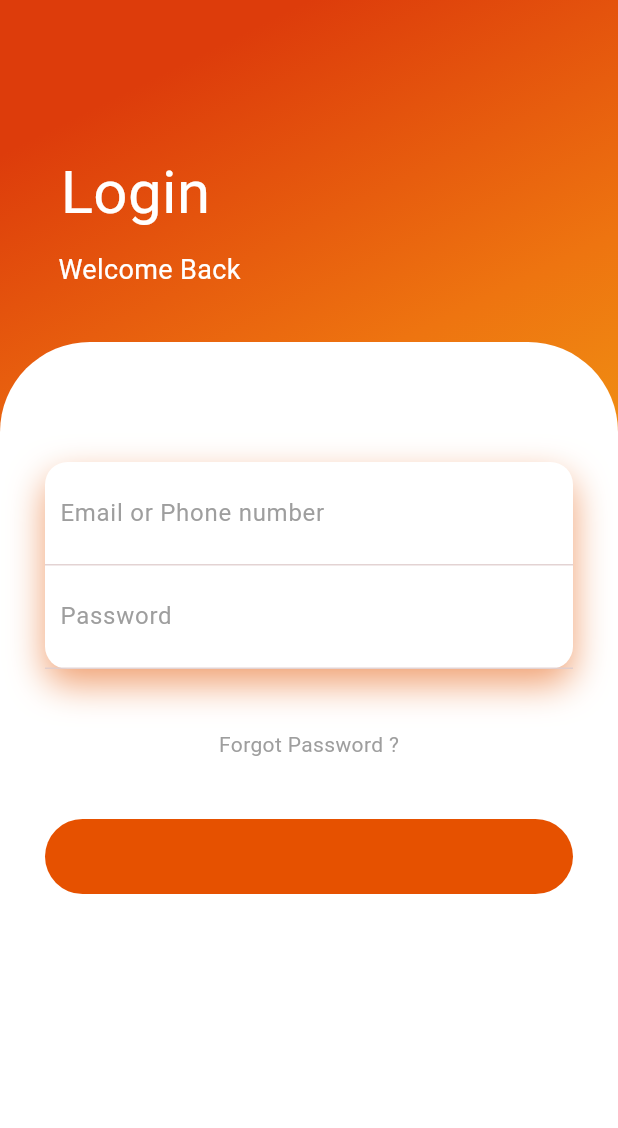
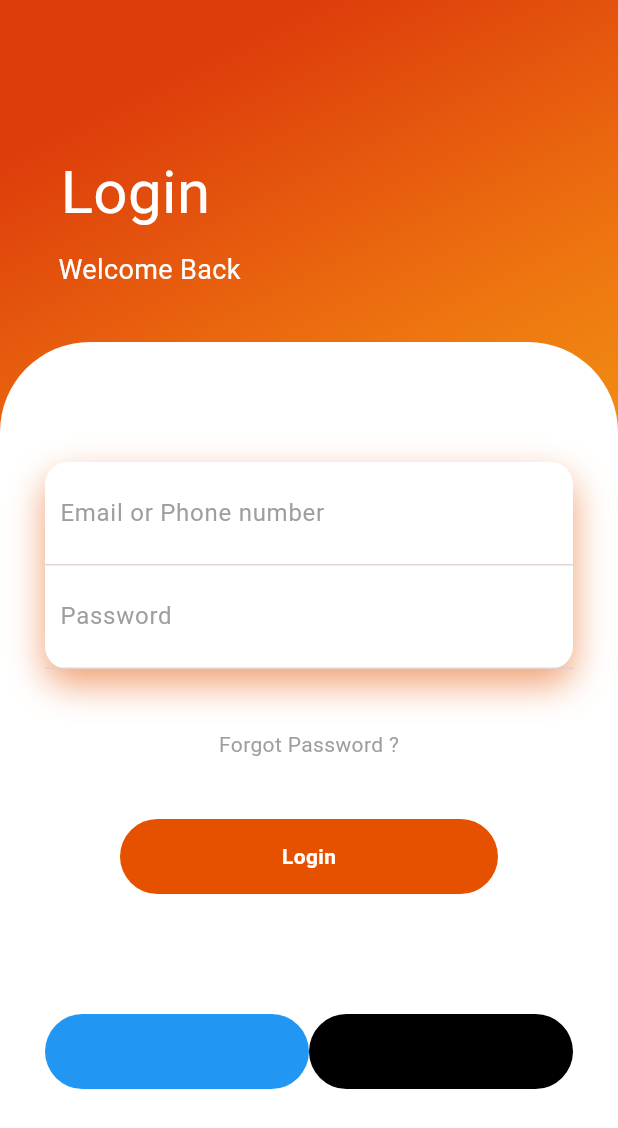
Before and after one commit to Vishnuka084/LoginPage_UI, a Flutter app: the screen it shows after launch, on a phone screen of 412 x 824 dp. Shown: the top 1128 px of the screen. Run offline on Flutter 3.47's test engine with Material 3 defaults, Android fonts, the phone set to English and light mode, and no system bars.

Commit message:
setup button

```diff
--- a/lib/main.dart
+++ b/lib/main.dart
@@ -91,10 +91,37 @@ class HomePage extends StatelessWidget {
                       SizedBox(height: 40,),
                       Container(
                         height: 50,
+                        margin: EdgeInsets.symmetric(horizontal: 50),
                         decoration: BoxDecoration(
                           borderRadius: BorderRadius.circular(50),
                           color: Colors.orange[900]
                         ),
+                        child: Center(
+                          child: Text("Login", style: TextStyle(color: Colors.white, fontWeight: FontWeight.bold),),
+                        ),
+                      ),
+                      SizedBox(height: 80,),
+                      Row(
+                        children: <Widget>[
+                          Expanded(
+                            child: Container(
+                              height: 50,
+                              decoration: BoxDecoration(
+                                borderRadius: BorderRadius.circular(50),
+                                color: Colors.blue
+                              ),
+                            ),
+                          ),
+                          Expanded(
+                            child: Container(
+                              height: 50,
+                              decoration: BoxDecoration(
+                                borderRadius: BorderRadius.circular(50),
+                                color: Colors.black
+                              ),
+                            ),
+                          ),
+                        ],
                       )
                     ],
                   ),
```
